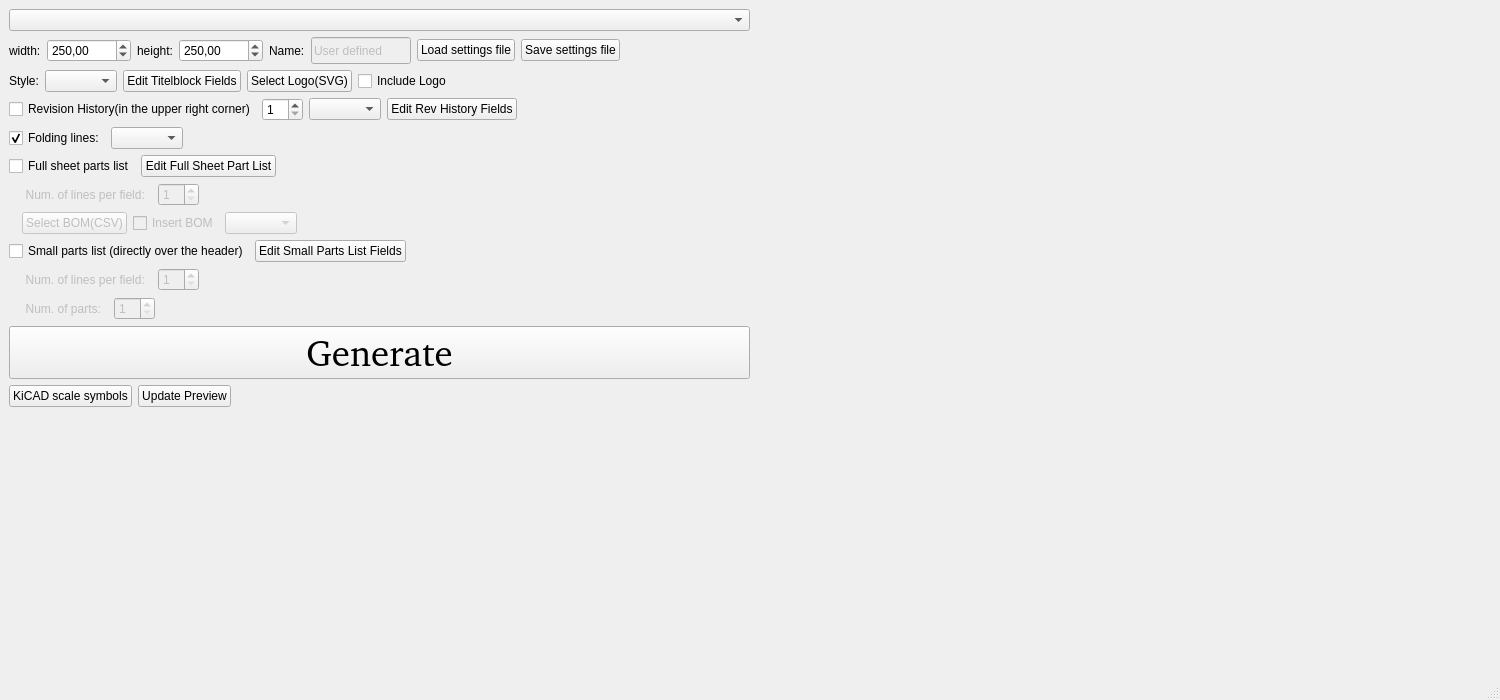
This is Src/Window/mainwindow.ui in tobiasfalk/KiCAD-FreeCAD-TechDraw-Template-Generator as Qt 5 draws it before an edit. The edited form follows.
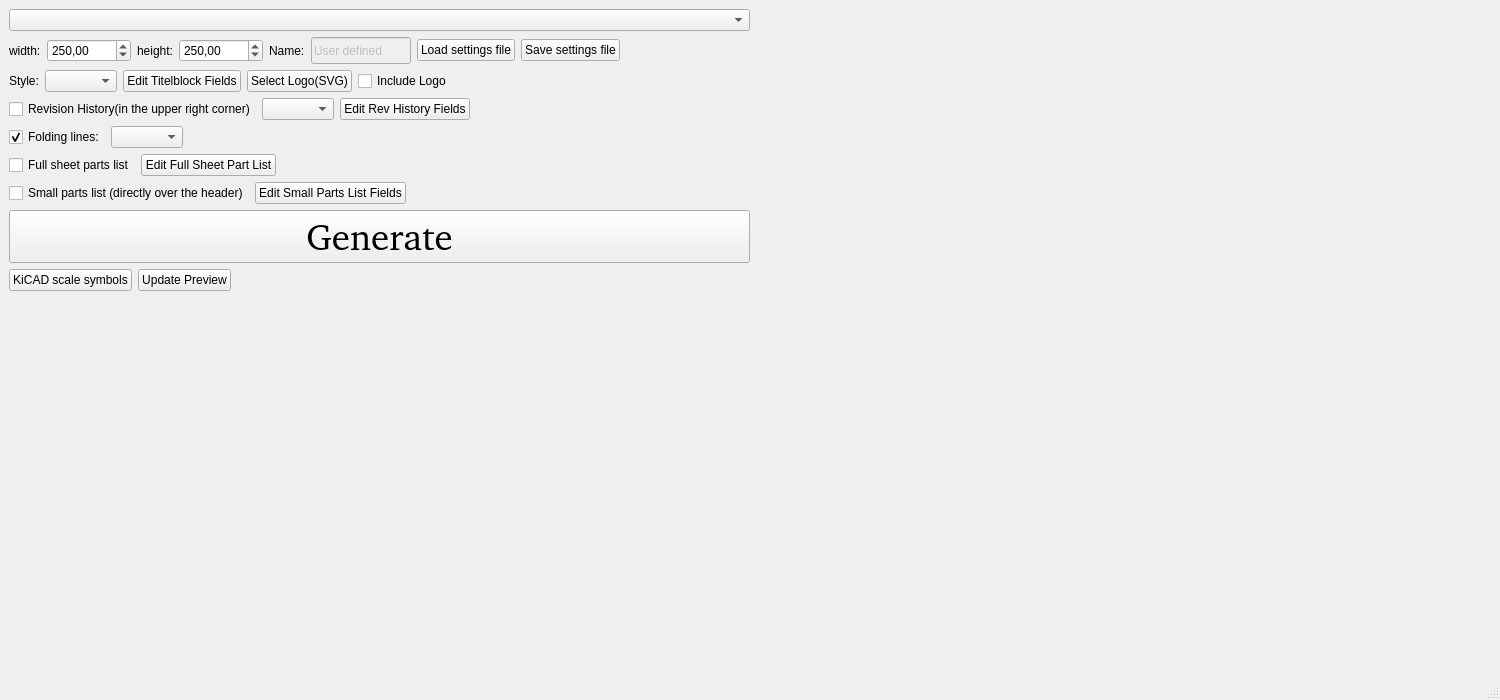
This is the edited form. Icons and pictures are not drawn.

```diff
--- a/Src/Window/mainwindow.ui
+++ b/Src/Window/mainwindow.ui
@@ -43,95 +43,24 @@
   </property>
   <widget class="QWidget" name="centralwidget">
    <layout class="QGridLayout" name="gridLayout">
-    <item row="6" column="0">
-     <layout class="QHBoxLayout" name="horizontalLayout_9">
+    <item row="8" column="0">
+     <layout class="QHBoxLayout" name="horizontalLayout_13">
       <item>
-       <widget class="QLabel" name="FullPartsListNumLinesPerFieldLabel">
-        <property name="enabled">
-         <bool>false</bool>
-        </property>
+       <widget class="QPushButton" name="pushButton_2">
         <property name="text">
-         <string>     Num. of lines per field:  </string>
+         <string>KiCAD scale symbols</string>
         </property>
        </widget>
       </item>
       <item>
-       <widget class="QSpinBox" name="FullPartsListNumLinesPerFieldSpinBox">
-        <property name="enabled">
-         <bool>false</bool>
-        </property>
-        <property name="minimum">
-         <number>1</number>
-        </property>
-       </widget>
-      </item>
-      <item>
-       <spacer name="horizontalSpacer_4">
-        <property name="orientation">
-         <enum>Qt::Horizontal</enum>
-        </property>
-        <property name="sizeHint" stdset="0">
-         <size>
-          <width>40</width>
-          <height>20</height>
-         </size>
-        </property>
-       </spacer>
-      </item>
-     </layout>
-    </item>
-    <item row="11" column="0">
-     <layout class="QHBoxLayout" name="horizontalLayout_6">
-      <item>
-       <widget class="QPushButton" name="GeneratePushButton">
-        <property name="sizePolicy">
-         <sizepolicy hsizetype="Fixed" vsizetype="Fixed">
-          <horstretch>0</horstretch>
-          <verstretch>0</verstretch>
-         </sizepolicy>
-        </property>
-        <property name="minimumSize">
-         <size>
-          <width>450</width>
-          <height>0</height>
-         </size>
-        </property>
-        <property name="maximumSize">
-         <size>
-          <width>822</width>
-          <height>16777215</height>
-         </size>
-        </property>
-        <property name="font">
-         <font>
-          <family>Noto Sans [GOOG]</family>
-          <pointsize>28</pointsize>
-         </font>
-        </property>
+       <widget class="QPushButton" name="previewPushButton">
         <property name="text">
-         <string>Generate</string>
+         <string>Update Preview</string>
         </property>
        </widget>
       </item>
-     </layout>
-    </item>
-    <item row="4" column="0">
-     <layout class="QHBoxLayout" name="horizontalLayout_7">
       <item>
-       <widget class="QCheckBox" name="foldLinesCheckBox">
-        <property name="text">
-         <string>Folding lines:</string>
-        </property>
-        <property name="checked">
-         <bool>true</bool>
-        </property>
-       </widget>
-      </item>
-      <item>
-       <widget class="QComboBox" name="foldingLinesComboBox"/>
-      </item>
-      <item>
-       <spacer name="horizontalSpacer_9">
+       <spacer name="horizontalSpacer_13">
         <property name="orientation">
          <enum>Qt::Horizontal</enum>
         </property>
@@ -145,23 +74,7 @@
       </item>
      </layout>
     </item>
-    <item row="0" column="0">
-     <widget class="QComboBox" name="SheetSizeComboBox">
-      <property name="sizePolicy">
-       <sizepolicy hsizetype="Fixed" vsizetype="Fixed">
-        <horstretch>0</horstretch>
-        <verstretch>0</verstretch>
-       </sizepolicy>
-      </property>
-      <property name="maximumSize">
-       <size>
-        <width>822</width>
-        <height>16777215</height>
-       </size>
-      </property>
-     </widget>
-    </item>
-    <item row="0" column="1" rowspan="14">
+    <item row="0" column="1" rowspan="10">
      <layout class="QGridLayout" name="gridLayout_2">
       <item row="0" column="0">
        <spacer name="horizontalSpacer_15">
@@ -178,27 +91,24 @@
       </item>
      </layout>
     </item>
-    <item row="5" column="0">
-     <layout class="QHBoxLayout" name="horizontalLayout_4">
+    <item row="6" column="0">
+     <layout class="QHBoxLayout" name="horizontalLayout_5">
       <item>
-       <widget class="QCheckBox" name="FullPartsListCheckBox">
-        <property name="enabled">
-         <bool>true</bool>
-        </property>
+       <widget class="QCheckBox" name="SmallPartsListCheckBox">
         <property name="text">
-         <string>Full sheet parts list</string>
+         <string>Small parts list (directly over the header)</string>
         </property>
        </widget>
       </item>
       <item>
-       <widget class="QPushButton" name="editFullPartsListPushButton">
+       <widget class="QPushButton" name="pushButton">
         <property name="text">
-         <string>Edit Full Sheet Part List</string>
+         <string>Edit Small Parts List Fields</string>
         </property>
        </widget>
       </item>
       <item>
-       <spacer name="horizontalSpacer_12">
+       <spacer name="horizontalSpacer_6">
         <property name="orientation">
          <enum>Qt::Horizontal</enum>
         </property>
@@ -321,43 +231,57 @@
       </item>
      </layout>
     </item>
-    <item row="10" column="0">
-     <layout class="QHBoxLayout" name="horizontalLayout_15">
+    <item row="7" column="0">
+     <layout class="QHBoxLayout" name="horizontalLayout_6">
       <item>
-       <widget class="QLabel" name="SmallPartsListNumPartsLabel">
-        <property name="enabled">
-         <bool>false</bool>
+       <widget class="QPushButton" name="GeneratePushButton">
+        <property name="sizePolicy">
+         <sizepolicy hsizetype="Fixed" vsizetype="Fixed">
+          <horstretch>0</horstretch>
+          <verstretch>0</verstretch>
+         </sizepolicy>
+        </property>
+        <property name="minimumSize">
+         <size>
+          <width>450</width>
+          <height>0</height>
+         </size>
+        </property>
+        <property name="maximumSize">
+         <size>
+          <width>822</width>
+          <height>16777215</height>
+         </size>
+        </property>
+        <property name="font">
+         <font>
+          <family>Noto Sans [GOOG]</family>
+          <pointsize>28</pointsize>
+         </font>
         </property>
         <property name="text">
-         <string>     Num. of parts:  </string>
+         <string>Generate</string>
         </property>
        </widget>
       </item>
-      <item>
-       <widget class="QSpinBox" name="SmallPartsListNumPartsSpinBox">
-        <property name="enabled">
-         <bool>false</bool>
-        </property>
-        <property name="minimum">
-         <number>1</number>
-        </property>
-       </widget>
-      </item>
-      <item>
-       <spacer name="horizontalSpacer_11">
-        <property name="orientation">
-         <enum>Qt::Horizontal</enum>
-        </property>
-        <property name="sizeHint" stdset="0">
-         <size>
-          <width>40</width>
-          <height>20</height>
-         </size>
-        </property>
-       </spacer>
-      </item>
      </layout>
     </item>
+    <item row="0" column="0">
+     <widget class="QComboBox" name="SheetSizeComboBox">
+      <property name="sizePolicy">
+       <sizepolicy hsizetype="Fixed" vsizetype="Fixed">
+        <horstretch>0</horstretch>
+        <verstretch>0</verstretch>
+       </sizepolicy>
+      </property>
+      <property name="maximumSize">
+       <size>
+        <width>822</width>
+        <height>16777215</height>
+       </size>
+      </property>
+     </widget>
+    </item>
     <item row="3" column="0">
      <layout class="QHBoxLayout" name="horizontalLayout_3">
       <item>
@@ -367,13 +291,6 @@
         </property>
        </widget>
       </item>
-      <item>
-       <widget class="QSpinBox" name="numRevSpinBox">
-        <property name="minimum">
-         <number>1</number>
-        </property>
-       </widget>
-      </item>
       <item>
        <widget class="QComboBox" name="revHistoryStyleComboBox"/>
       </item>
@@ -399,75 +316,36 @@
       </item>
      </layout>
     </item>
-    <item row="7" column="0">
-     <layout class="QHBoxLayout" name="horizontalLayout_10">
-      <item>
-       <widget class="QLabel" name="label_4">
-        <property name="text">
-         <string/>
-        </property>
-       </widget>
-      </item>
-      <item>
-       <widget class="QPushButton" name="selectCSVBOMpushButton">
-        <property name="enabled">
-         <bool>false</bool>
-        </property>
-        <property name="text">
-         <string>Select BOM(CSV)</string>
-        </property>
-       </widget>
-      </item>
-      <item>
-       <widget class="QCheckBox" name="insertBomCheckBox">
-        <property name="enabled">
-         <bool>false</bool>
-        </property>
-        <property name="text">
-         <string>Insert BOM</string>
-        </property>
-       </widget>
-      </item>
-      <item>
-       <widget class="QComboBox" name="csvBOMComboBox">
-        <property name="enabled">
-         <bool>false</bool>
-        </property>
-       </widget>
-      </item>
-      <item>
-       <spacer name="horizontalSpacer_5">
+    <item row="9" column="0">
+     <spacer name="verticalSpacer">
         <property name="orientation">
-         <enum>Qt::Horizontal</enum>
+       <enum>Qt::Vertical</enum>
         </property>
         <property name="sizeHint" stdset="0">
          <size>
-          <width>40</width>
-          <height>20</height>
+        <width>20</width>
+        <height>40</height>
          </size>
         </property>
        </spacer>
       </item>
-     </layout>
-    </item>
-    <item row="8" column="0">
-     <layout class="QHBoxLayout" name="horizontalLayout_5">
+    <item row="4" column="0">
+     <layout class="QHBoxLayout" name="horizontalLayout_7">
       <item>
-       <widget class="QCheckBox" name="SmallPartsListCheckBox">
+       <widget class="QCheckBox" name="foldLinesCheckBox">
         <property name="text">
-         <string>Small parts list (directly over the header)</string>
+         <string>Folding lines:</string>
         </property>
+        <property name="checked">
+         <bool>true</bool>
+        </property>
        </widget>
       </item>
       <item>
-       <widget class="QPushButton" name="pushButton">
-        <property name="text">
-         <string>Edit Small Parts List Fields</string>
-        </property>
-       </widget>
+       <widget class="QComboBox" name="foldingLinesComboBox"/>
       </item>
       <item>
-       <spacer name="horizontalSpacer_6">
+       <spacer name="horizontalSpacer_9">
         <property name="orientation">
          <enum>Qt::Horizontal</enum>
         </property>
@@ -481,24 +359,27 @@
       </item>
      </layout>
     </item>
-    <item row="12" column="0">
-     <layout class="QHBoxLayout" name="horizontalLayout_13">
+    <item row="5" column="0">
+     <layout class="QHBoxLayout" name="horizontalLayout_4">
       <item>
-       <widget class="QPushButton" name="pushButton_2">
+       <widget class="QCheckBox" name="FullPartsListCheckBox">
+        <property name="enabled">
+         <bool>true</bool>
+        </property>
         <property name="text">
-         <string>KiCAD scale symbols</string>
+         <string>Full sheet parts list</string>
         </property>
        </widget>
       </item>
       <item>
-       <widget class="QPushButton" name="previewPushButton">
+       <widget class="QPushButton" name="editFullPartsListPushButton">
         <property name="text">
-         <string>Update Preview</string>
+         <string>Edit Full Sheet Part List</string>
         </property>
        </widget>
       </item>
       <item>
-       <spacer name="horizontalSpacer_13">
+       <spacer name="horizontalSpacer_12">
         <property name="orientation">
          <enum>Qt::Horizontal</enum>
         </property>
@@ -560,56 +441,6 @@
       </item>
      </layout>
     </item>
-    <item row="13" column="0">
-     <spacer name="verticalSpacer">
-      <property name="orientation">
-       <enum>Qt::Vertical</enum>
-      </property>
-      <property name="sizeHint" stdset="0">
-       <size>
-        <width>20</width>
-        <height>40</height>
-       </size>
-      </property>
-     </spacer>
-    </item>
-    <item row="9" column="0">
-     <layout class="QHBoxLayout" name="horizontalLayout_14">
-      <item>
-       <widget class="QLabel" name="SmallPartsListNumLinesPerFieldLabel">
-        <property name="enabled">
-         <bool>false</bool>
-        </property>
-        <property name="text">
-         <string>     Num. of lines per field:  </string>
-        </property>
-       </widget>
-      </item>
-      <item>
-       <widget class="QSpinBox" name="SmallPartsListNumLinesPerFieldSpinBox">
-        <property name="enabled">
-         <bool>false</bool>
-        </property>
-        <property name="minimum">
-         <number>1</number>
-        </property>
-       </widget>
-      </item>
-      <item>
-       <spacer name="horizontalSpacer_10">
-        <property name="orientation">
-         <enum>Qt::Horizontal</enum>
-        </property>
-        <property name="sizeHint" stdset="0">
-         <size>
-          <width>40</width>
-          <height>20</height>
-         </size>
-        </property>
-       </spacer>
-      </item>
-     </layout>
-    </item>
    </layout>
   </widget>
   <widget class="QMenuBar" name="menubar">
@@ -618,7 +449,7 @@
      <x>0</x>
      <y>0</y>
      <width>1500</width>
-     <height>21</height>
+     <height>29</height>
     </rect>
    </property>
   </widget>
```
Lines whose indentation alone changed are shown as unchanged.
